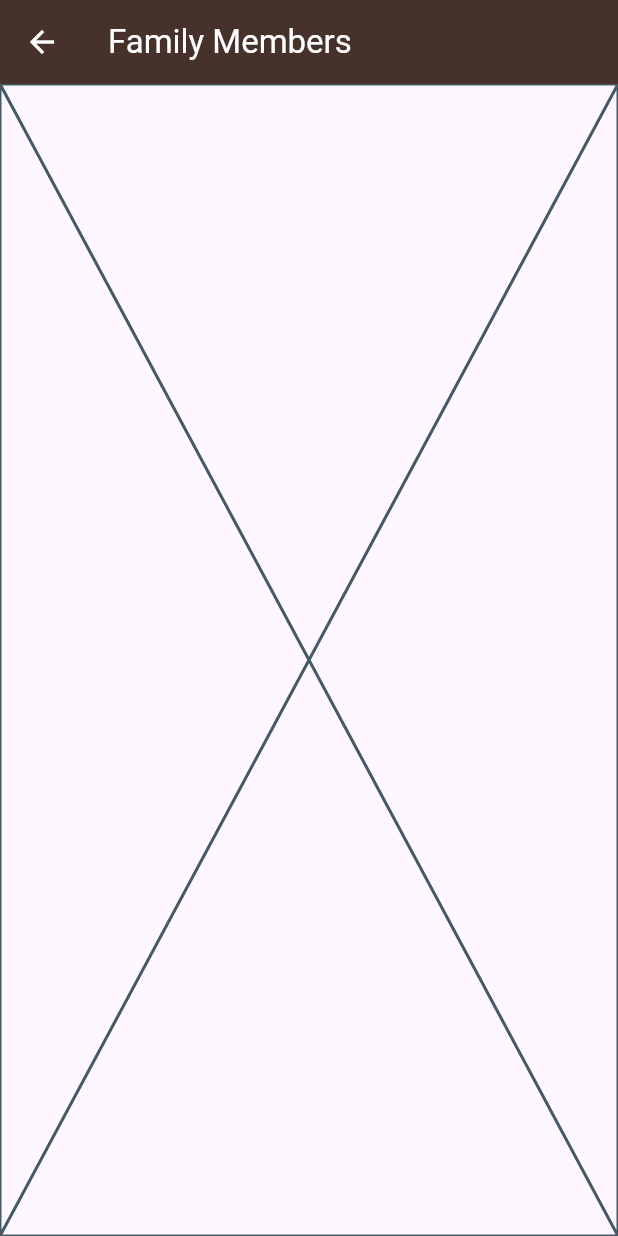
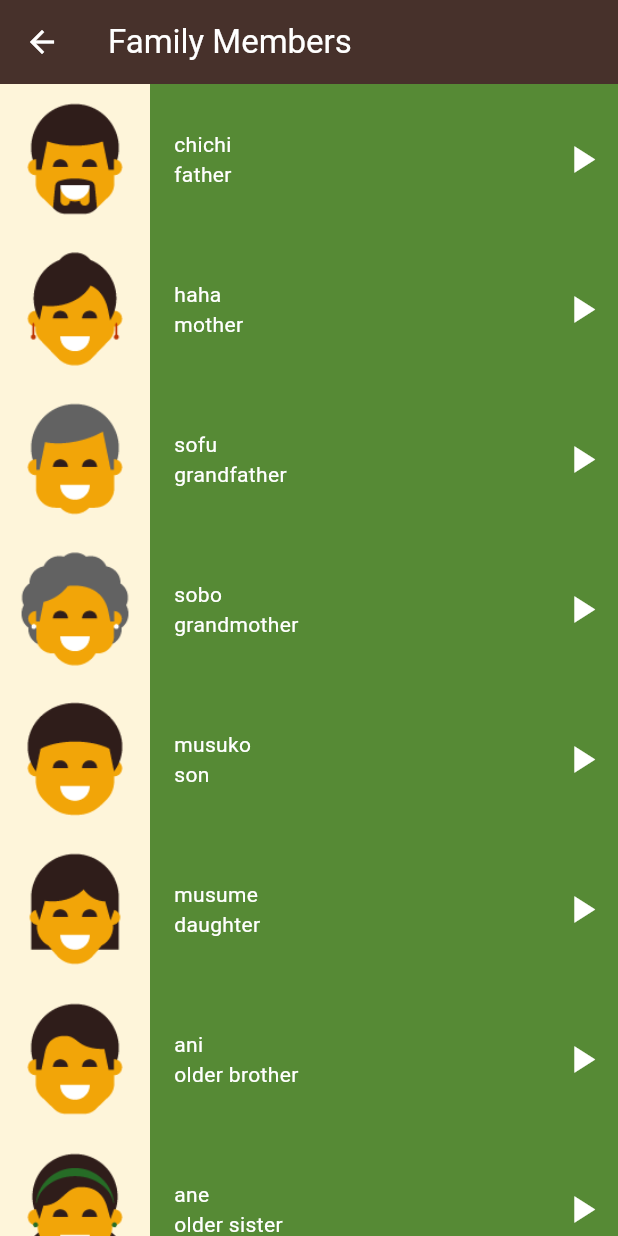
Before and after one commit to Moazosama2004/toku-app, a Flutter app: the FamilyMembersView screen opened directly, on a phone screen of 412 x 824 dp. Run offline on Flutter 3.47's test engine with Material 3 defaults, Android fonts, the phone set to English and light mode, and no system bars.

Commit message:
Family members part two

```diff
--- a/lib/models/number_model.dart
+++ b/lib/models/number_model.dart
@@ -1,10 +1,10 @@
-class NumberModel {
+class ItemModel {
   final String image;
   final String en;
   final String jp;
   final String sound;
 
-  const NumberModel({
+  const ItemModel({
     required this.image,
     required this.en,
     required this.jp,
--- a/lib/views/family_members_view.dart
+++ b/lib/views/family_members_view.dart
@@ -1,8 +1,73 @@
 import 'package:flutter/material.dart';
+import 'package:toku_app/models/number_model.dart';
 import 'package:toku_app/widgets/item.dart';
 
 class FamilyMembersView extends StatelessWidget {
   const FamilyMembersView({super.key});
+
+  final List<ItemModel> familyMembers = const [
+    ItemModel(
+      en: 'father',
+      jp: 'chichi',
+      image: 'assets/images/family_members/family_father.png',
+      sound: 'sounds/family_members/father.wav',
+    ),
+    ItemModel(
+      en: 'mother',
+      jp: 'haha',
+      image: 'assets/images/family_members/family_mother.png',
+      sound: 'sounds/family_members/mother.wav',
+    ),
+    ItemModel(
+      en: 'grandfather',
+      jp: 'sofu',
+      image: 'assets/images/family_members/family_grandfather.png',
+      sound: 'sounds/family_members/grand_father.wav',
+    ),
+    ItemModel(
+      en: 'grandmother',
+      jp: 'sobo',
+      image: 'assets/images/family_members/family_grandmother.png',
+      sound: 'sounds/family_members/grand_mother.wav',
+    ),
+    ItemModel(
+      en: 'son',
+      jp: 'musuko',
+      image: 'assets/images/family_members/family_son.png',
+      sound: 'sounds/family_members/son.wav',
+    ),
+    ItemModel(
+      en: 'daughter',
+      jp: 'musume',
+      image: 'assets/images/family_members/family_daughter.png',
+      sound: 'sounds/family_members/daughter.wav',
+    ),
+    ItemModel(
+      en: 'older brother',
+      jp: 'ani',
+      image: 'assets/images/family_members/family_older_brother.png',
+      sound: 'sounds/family_members/older_brother.wav',
+    ),
+    ItemModel(
+      en: 'older sister',
+      jp: 'ane',
+      image: 'assets/images/family_members/family_older_sister.png',
+      sound: 'sounds/family_members/older_sister.wav',
+    ),
+    ItemModel(
+      en: 'younger brother',
+      jp: 'otouto',
+      image:
+          'assets/images/family_members/family_younger_brother.png',
+      sound: 'sounds/family_members/younger_brother.wav',
+    ),
+    ItemModel(
+      en: 'younger sister',
+      jp: 'imouto',
+      image: 'assets/images/family_members/family_younger_sister.png',
+      sound: 'sounds/family_members/younger_sister.wav',
+    ),
+  ];
 
   @override
   Widget build(BuildContext context) {
@@ -20,15 +85,16 @@ class FamilyMembersView extends StatelessWidget {
           },
           icon: const Icon(Icons.arrow_back, color: Colors.white),
         ),
-
-        // body: ListView.builder(
-        //   itemCount: numbers.length,
-        //   itemBuilder: (context, index) {
-        //     return Item(number: numbers[index]);
-        //   },
-        // ),
       ),
-      body: const Placeholder(),
+      body: ListView.builder(
+        itemCount: familyMembers.length,
+        itemBuilder: (context, index) {
+          return Item(
+            number: familyMembers[index],
+            color: const Color(0xff568a35),
+          );
+        },
+      ),
     );
   }
 }
--- a/lib/views/numbers_view.dart
+++ b/lib/views/numbers_view.dart
@@ -4,62 +4,62 @@ import 'package:toku_app/widgets/item.dart';
 
 class NumbersView extends StatelessWidget {
   const NumbersView({super.key});
-  final List<NumberModel> numbers = const [
-    NumberModel(
+  final List<ItemModel> numbers = const [
+    ItemModel(
       en: 'one',
       jp: 'ichi',
       image: 'assets/images/numbers/number_one.png',
       sound: 'sounds/numbers/number_one_sound.mp3',
     ),
-    NumberModel(
+    ItemModel(
       en: 'two',
       jp: 'ni',
       image: 'assets/images/numbers/number_two.png',
       sound: 'sounds/numbers/number_two_sound.mp3',
     ),
-    NumberModel(
+    ItemModel(
       en: 'three',
       jp: 'san',
       image: 'assets/images/numbers/number_three.png',
       sound: 'sounds/numbers/number_three_sound.mp3',
     ),
-    NumberModel(
+    ItemModel(
       en: 'four',
       jp: 'shi',
       image: 'assets/images/numbers/number_four.png',
       sound: 'sounds/numbers/number_four_sound.mp3',
     ),
-    NumberModel(
+    ItemModel(
       en: 'five',
       jp: 'go',
       image: 'assets/images/numbers/number_five.png',
       sound: 'sounds/numbers/number_five_sound.mp3',
     ),
-    NumberModel(
+    ItemModel(
       en: 'six',
       jp: 'roku',
       image: 'assets/images/numbers/number_six.png',
       sound: 'sounds/numbers/number_six_sound.mp3',
     ),
-    NumberModel(
+    ItemModel(
       en: 'seven',
       jp: 'shichi',
       image: 'assets/images/numbers/number_seven.png',
       sound: 'sounds/numbers/number_seven_sound.mp3',
     ),
-    NumberModel(
+    ItemModel(
       en: 'eight',
       jp: 'hachi',
       image: 'assets/images/numbers/number_eight.png',
       sound: 'sounds/numbers/number_eight_sound.mp3',
     ),
-    NumberModel(
+    ItemModel(
       en: 'nine',
       jp: 'kyuu',
       image: 'assets/images/numbers/number_nine.png',
       sound: 'sounds/numbers/number_nine_sound.mp3',
     ),
-    NumberModel(
+    ItemModel(
       en: 'ten',
       jp: 'juu',
       image: 'assets/images/numbers/number_ten.png',
--- a/lib/widgets/item.dart
+++ b/lib/widgets/item.dart
@@ -4,7 +4,7 @@ import 'package:toku_app/models/number_model.dart';
 
 class Item extends StatelessWidget {
   const Item({super.key, required this.number, required this.color});
-  final NumberModel number;
+  final ItemModel number;
   final Color color;
 
   @override
```
Also changed, not shown: 12 other files.
